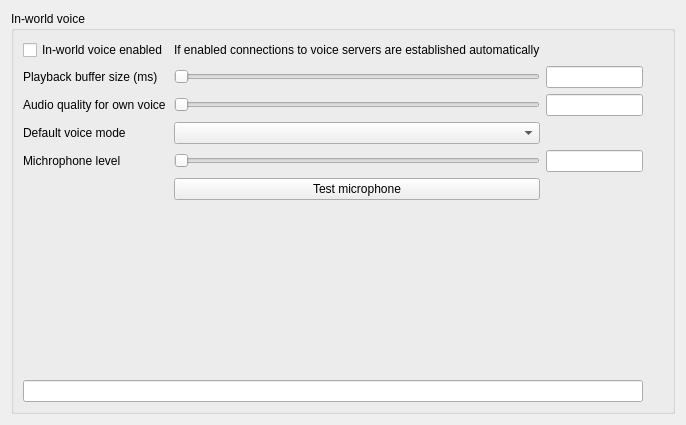
This is MumbleVoipModule/ui/VoiceSettings.ui in realXtend/tundra as Qt 5 draws it before an edit. The edited form follows.
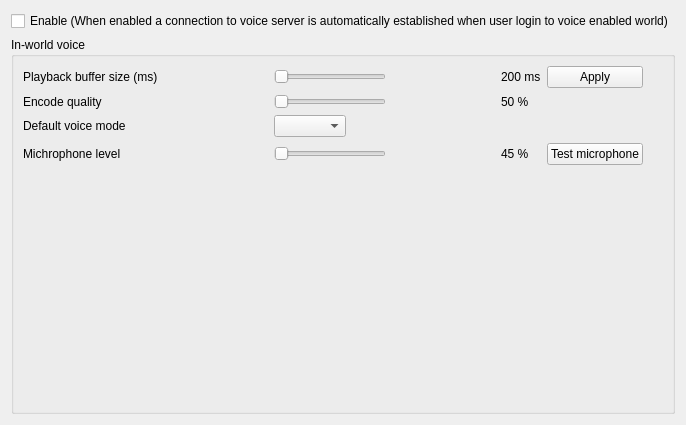
This is the edited form.

Commit message: Added Settings class for MumbleVoipModule.

The edit to the form file:
```diff
--- a/MumbleVoipModule/ui/VoiceSettings.ui
+++ b/MumbleVoipModule/ui/VoiceSettings.ui
@@ -13,7 +13,20 @@
   <property name="windowTitle">
    <string>Dialog</string>
   </property>
-  <layout class="QHBoxLayout" name="horizontalLayout">
+  <layout class="QVBoxLayout" name="verticalLayout_5">
+   <item>
+    <layout class="QVBoxLayout" name="verticalLayout_3">
+     <item>
+      <widget class="QCheckBox" name="voiceEnabledCheckBox">
+       <property name="text">
+        <string>Enable (When enabled a connection to voice server is automatically established when user login to voice enabled world)</string>
+       </property>
+      </widget>
+     </item>
+    </layout>
+   </item>
+   <item>
+    <layout class="QVBoxLayout" name="verticalLayout_4">
    <item>
     <layout class="QVBoxLayout" name="verticalLayout">
      <item>
@@ -26,20 +39,6 @@
          <layout class="QVBoxLayout" name="verticalLayout_2">
           <item>
            <layout class="QGridLayout" name="gridLayout_2">
-            <item row="0" column="0">
-             <widget class="QCheckBox" name="checkBox_3">
-              <property name="text">
-               <string>In-world voice enabled</string>
-              </property>
-             </widget>
-            </item>
-            <item row="0" column="2">
-             <widget class="QLabel" name="label_10">
-              <property name="text">
-               <string>If enabled connections to voice servers are established automatically</string>
-              </property>
-             </widget>
-            </item>
             <item row="1" column="0">
              <widget class="QLabel" name="label_8">
               <property name="text">
@@ -80,13 +79,10 @@
               </property>
              </spacer>
             </item>
-            <item row="1" column="4">
-             <widget class="QLineEdit" name="playbackBufferSizeMs_2"/>
-            </item>
             <item row="2" column="0">
              <widget class="QLabel" name="label_7">
               <property name="text">
-               <string>Audio quality for own voice</string>
+                 <string>Encode quality</string>
               </property>
              </widget>
             </item>
@@ -97,43 +93,82 @@
               </property>
              </widget>
             </item>
-            <item row="2" column="4">
-             <widget class="QLineEdit" name="audioQuality_2"/>
-            </item>
-            <item row="3" column="0">
+              <item row="5" column="0">
              <widget class="QLabel" name="label_6">
               <property name="text">
                <string>Default voice mode</string>
               </property>
              </widget>
             </item>
-            <item row="3" column="2">
-             <widget class="QComboBox" name="defaultVoiceMode_2"/>
-            </item>
-            <item row="5" column="0">
+              <item row="7" column="0">
              <widget class="QLabel" name="label_9">
               <property name="text">
                <string>Michrophone level</string>
               </property>
              </widget>
             </item>
+              <item row="7" column="2">
+               <widget class="QSlider" name="microphoneSlider">
+                <property name="orientation">
+                 <enum>Qt::Horizontal</enum>
+                </property>
+               </widget>
+              </item>
+              <item row="2" column="4">
+               <widget class="QLabel" name="encodeQualityLabel">
+                <property name="text">
+                 <string>50 %</string>
+                </property>
+               </widget>
+              </item>
+              <item row="1" column="4">
+               <widget class="QLabel" name="playbackBufferSizeLabel">
+                <property name="text">
+                 <string>200 ms</string>
+                </property>
+               </widget>
+              </item>
             <item row="5" column="2">
-             <widget class="QSlider" name="microphoneSlider_2">
+               <layout class="QHBoxLayout" name="horizontalLayout_4">
+                <item>
+                 <widget class="QComboBox" name="defaultVoiceMode"/>
+                </item>
+                <item>
+                 <spacer name="horizontalSpacer">
               <property name="orientation">
                <enum>Qt::Horizontal</enum>
               </property>
-             </widget>
-            </item>
-            <item row="5" column="4">
-             <widget class="QLineEdit" name="microphoneLevel_2"/>
-            </item>
-            <item row="6" column="2">
-             <widget class="QPushButton" name="testMicrophoneButton_2">
+                  <property name="sizeHint" stdset="0">
+                   <size>
+                    <width>40</width>
+                    <height>20</height>
+                   </size>
+                  </property>
+                 </spacer>
+                </item>
+               </layout>
+              </item>
+              <item row="7" column="4">
+               <widget class="QLabel" name="microphoneLevelLabel">
+                <property name="text">
+                 <string>45 %</string>
+                </property>
+               </widget>
+              </item>
+              <item row="7" column="5">
+               <widget class="QPushButton" name="testMicrophoneButton">
               <property name="text">
                <string>Test microphone</string>
               </property>
              </widget>
             </item>
+              <item row="1" column="5">
+               <widget class="QPushButton" name="pushButton">
+                <property name="text">
+                 <string>Apply</string>
+                </property>
+               </widget>
+              </item>
            </layout>
           </item>
           <item>
@@ -149,9 +184,6 @@
             </property>
            </spacer>
           </item>
-          <item>
-           <widget class="QLineEdit" name="lineEdit_2"/>
-          </item>
          </layout>
         </item>
         <item>
@@ -169,6 +201,8 @@
         </item>
        </layout>
       </widget>
+       </item>
+      </layout>
      </item>
     </layout>
    </item>
```
Left out of the diff: 4 changed lines with no effect on the pictures. Lines whose indentation alone changed are shown as unchanged. The commit also changes 15 other files.
